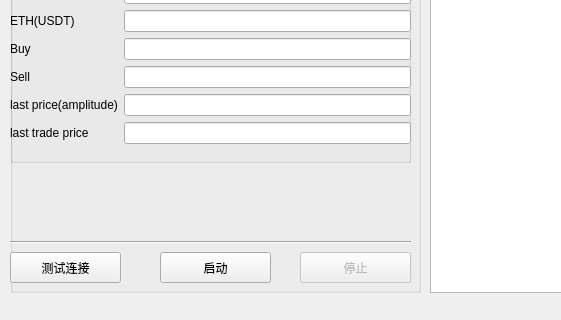
The window that Forms/MyMainWindow.ui (zhouzhoujack/Quantitative-Trading) describes before a commit, drawn with Qt 5; both pictures show x 0 to 561 and y 368 to 688 of the 1212 by 688 pixel window.
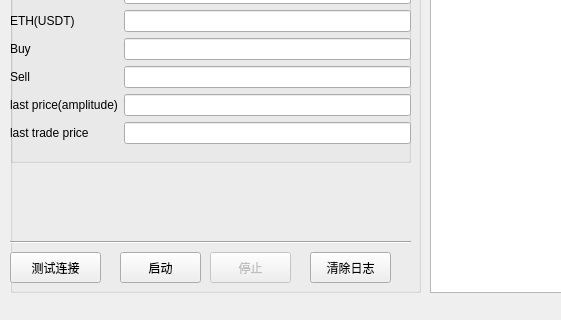
The same window after the commit.

The edit to the form file:
```diff
--- a/Forms/MyMainWindow.ui
+++ b/Forms/MyMainWindow.ui
@@ -13,6 +13,12 @@
   <property name="windowTitle">
    <string>均仓策略（仅支持币安/ETH-USDT现货）   联系作者：1259419892@qq.com</string>
   </property>
+  <property name="iconSize">
+   <size>
+    <width>30</width>
+    <height>30</height>
+   </size>
+  </property>
   <widget class="QWidget" name="centralwidget">
    <widget class="QWidget" name="verticalLayoutWidget">
     <property name="geometry">
@@ -188,9 +194,9 @@
        <widget class="QPushButton" name="startPushButton">
         <property name="geometry">
          <rect>
-          <x>150</x>
+          <x>110</x>
           <y>610</y>
-          <width>111</width>
+          <width>81</width>
           <height>31</height>
          </rect>
         </property>
@@ -203,7 +209,7 @@
          <rect>
           <x>0</x>
           <y>610</y>
-          <width>111</width>
+          <width>91</width>
           <height>31</height>
          </rect>
         </property>
@@ -338,9 +344,9 @@
         </property>
         <property name="geometry">
          <rect>
-          <x>290</x>
+          <x>200</x>
           <y>610</y>
-          <width>111</width>
+          <width>81</width>
           <height>31</height>
          </rect>
         </property>
@@ -348,6 +354,22 @@
          <string>停止</string>
         </property>
        </widget>
+       <widget class="QPushButton" name="clearPushButton">
+        <property name="enabled">
+         <bool>true</bool>
+        </property>
+        <property name="geometry">
+         <rect>
+          <x>300</x>
+          <y>610</y>
+          <width>81</width>
+          <height>31</height>
+         </rect>
+        </property>
+        <property name="text">
+         <string>清除日志</string>
+        </property>
+       </widget>
       </widget>
      </item>
     </layout>
```
